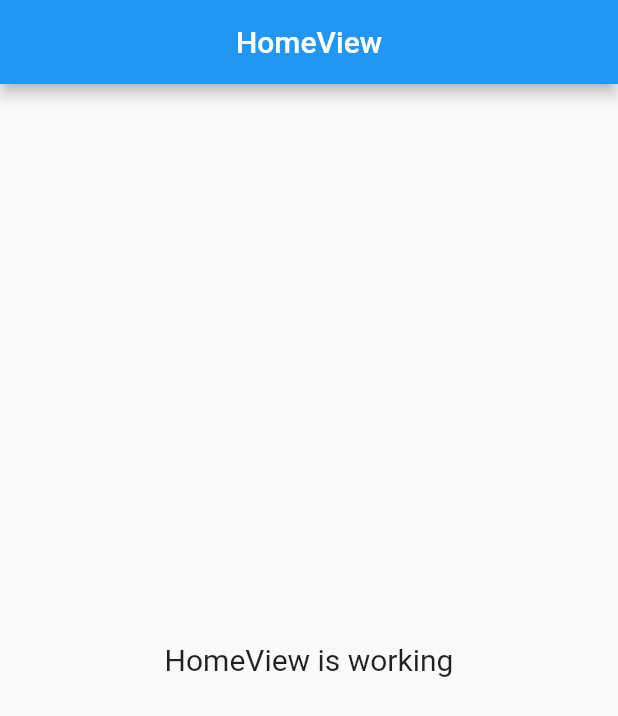
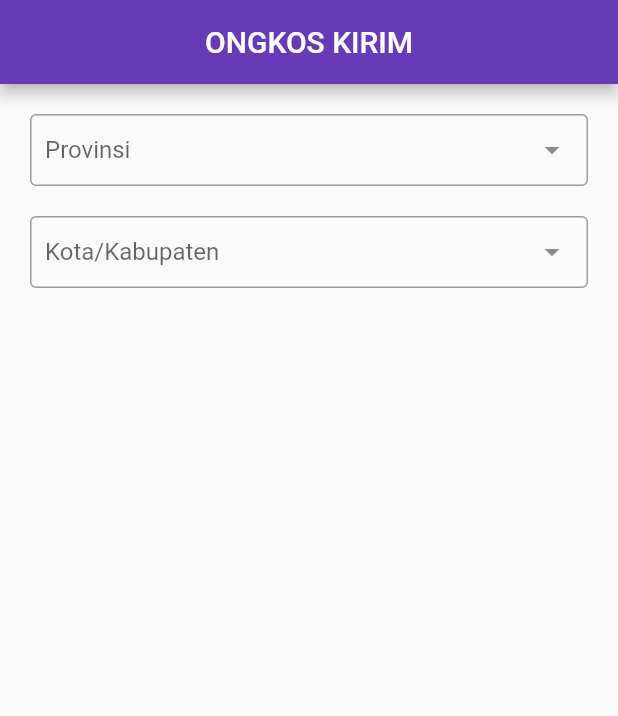
Before and after one commit to MichelleSetiyanti/Flutter-Cek-Ongkir-App, a Flutter app: the screen it shows after launch, on a phone screen of 412 x 824 dp. Shown: the top 716 px of the screen. Run offline on Flutter 3.47's test engine with Material 2 defaults, Android fonts, the phone set to English and light mode, and no system bars; drawn by our look-alikes of dropdown_search; our stand-ins replace dio, get.

Commit message:
Study case ongkos kirim

```diff
--- /dev/null
+++ b/assets/models/province.json
@@ -0,0 +1,4 @@
+{
+    "province_id": "12",
+    "province": "Kalimantan Barat"
+}
--- /dev/null
+++ b/lib/app/data/models/city_model.dart
@@ -0,0 +1,44 @@
+class City {
+  String? cityId;
+  String? provinceId;
+  String? province;
+  String? type;
+  String? cityName;
+  String? postalCode;
+
+  City(
+      {this.cityId,
+      this.provinceId,
+      this.province,
+      this.type,
+      this.cityName,
+      this.postalCode});
+
+  City.fromJson(Map<String, dynamic> json) {
+    cityId = json['city_id'];
+    provinceId = json['province_id'];
+    province = json['province'];
+    type = json['type'];
+    cityName = json['city_name'];
+    postalCode = json['postal_code'];
+  }
+
+  Map<String, dynamic> toJson() {
+    final data = <String, dynamic>{};
+    data['city_id'] = cityId;
+    data['province_id'] = provinceId;
+    data['province'] = province;
+    data['type'] = type;
+    data['city_name'] = cityName;
+    data['postal_code'] = postalCode;
+    return data;
+  }
+
+  static List<City> fromJsonList(List? data) {
+    if (data == null || data.length == 0) return [];
+    return data.map((e) => City.fromJson(e)).toList();
+  }
+
+  @override
+  String toString() => cityName!;
+}
--- /dev/null
+++ b/lib/app/data/models/province_model.dart
@@ -0,0 +1,26 @@
+class Province {
+  String? provinceId;
+  String? province;
+
+  Province({this.provinceId, this.province});
+
+  Province.fromJson(Map<String, dynamic> json) {
+    provinceId = json['province_id'];
+    province = json['province'];
+  }
+
+  Map<String, dynamic> toJson() {
+    final data = <String, dynamic>{};
+    data['province_id'] = provinceId;
+    data['province'] = province;
+    return data;
+  }
+
+  static List<Province> fromJsonList(List? data) {
+    if (data == null || data.length == 0) return [];
+    return data.map((e) => Province.fromJson(e)).toList();
+  }
+
+  @override
+  String toString() => province!;
+}
--- a/lib/app/modules/home/controllers/home_controller.dart
+++ b/lib/app/modules/home/controllers/home_controller.dart
@@ -1,20 +1,8 @@
 import 'package:get/get.dart';
 
 class HomeController extends GetxController {
-  //TODO: Implement HomeController
-
-  final count = 0.obs;
-  @override
-  void onInit() {
-    super.onInit();
-  }
-
-  @override
-  void onReady() {
-    super.onReady();
-  }
-
-  @override
-  void onClose() {}
-  void increment() => count.value++;
+  RxString provAsalId = "0".obs;
+  RxString cityAsalId = "0".obs;
+  RxString provTujuanId = "0".obs;
+  RxString cityTujuanId = "0".obs;
 }
--- a/lib/app/modules/home/views/home_view.dart
+++ b/lib/app/modules/home/views/home_view.dart
@@ -3,20 +3,95 @@ import 'package:flutter/material.dart';
 import 'package:get/get.dart';
 
 import '../controllers/home_controller.dart';
+import 'package:dropdown_search/dropdown_search.dart';
+import '../../../data/models/province_model.dart';
+import '../../../data/models/city_model.dart';
+import 'package:dio/dio.dart';
 
 class HomeView extends GetView<HomeController> {
   @override
   Widget build(BuildContext context) {
     return Scaffold(
       appBar: AppBar(
-        title: Text('HomeView'),
+        title: Text('ONGKOS KIRIM'),
+        backgroundColor: Colors.deepPurple,
         centerTitle: true,
       ),
-      body: Center(
-        child: Text(
-          'HomeView is working',
-          style: TextStyle(fontSize: 20),
-        ),
+      body: ListView(
+        padding: EdgeInsets.all(20),
+        children: [
+          DropdownSearch<Province>(
+            dropdownDecoratorProps: DropDownDecoratorProps(
+              dropdownSearchDecoration: InputDecoration(
+                labelText: "Provinsi",
+                contentPadding: EdgeInsets.symmetric(
+                  vertical: 10,
+                  horizontal: 10,
+                ),
+                border: OutlineInputBorder(),
+              ),
+            ),
+            onChanged: (value) =>
+                controller.provAsalId.value = value?.provinceId ?? "0",
+            // dropdownBuilder: (context, selectedItem) => ListTile(
+            //   title: Text(
+            //       selectedItem?["province"].toString() ?? "Belum Pilih data"),
+            // ),
+            popupProps: PopupProps.menu(
+              showSearchBox: true,
+              itemBuilder: (context, item, isSelected) => ListTile(
+                title: Text("${item.province}"),
+              ),
+            ),
+            asyncItems: (String filter) async {
+              var response = await Dio().get(
+                "https://api.rajaongkir.com/starter/province",
+                queryParameters: {"key": "5c1a41d60074756b308ad9635d893c76"},
+              );
+              // print(response.data["rajaongkir"]["results"]);
+              var models =
+                  Province.fromJsonList(response.data["rajaongkir"]["results"]);
+              return models;
+            },
+          ),
+          SizedBox(
+            height: 20,
+          ),
+          DropdownSearch<City>(
+            dropdownDecoratorProps: DropDownDecoratorProps(
+              dropdownSearchDecoration: InputDecoration(
+                labelText: "Kota/Kabupaten",
+                contentPadding: EdgeInsets.symmetric(
+                  vertical: 10,
+                  horizontal: 10,
+                ),
+                border: OutlineInputBorder(),
+              ),
+            ),
+            // dropdownBuilder: (context, selectedItem) => ListTile(
+            //   title: Text(
+            //       selectedItem?["province"].toString() ?? "Belum Pilih data"),
+            // ),
+            popupProps: PopupProps.menu(
+              showSearchBox: true,
+              itemBuilder: (context, item, isSelected) => ListTile(
+                title: Text("${item.type} ${item.cityName}"),
+              ),
+            ),
+            onChanged: (value) =>
+                controller.cityAsalId.value = value?.cityId ?? "0",
+            asyncItems: (String filter) async {
+              var response = await Dio().get(
+                "https://api.rajaongkir.com/starter/city?province=${controller.provAsalId}",
+                queryParameters: {"key": "5c1a41d60074756b308ad9635d893c76"},
+              );
+              // print(response.data["rajaongkir"]["results"]);
+              var models =
+                  City.fromJsonList(response.data["rajaongkir"]["results"]);
+              return models;
+            },
+          ),
+        ],
       ),
     );
   }
--- a/pubspec.yaml
+++ b/pubspec.yaml
@@ -7,9 +7,11 @@ environment:
 
 dependencies:
   cupertino_icons: ^1.0.2
-  get: 4.6.5
+  dio: ^4.0.6
+  dropdown_search: ^5.0.2
   flutter:
     sdk: flutter
+  get: 4.6.5
 
 dev_dependencies:
   flutter_lints: ^2.0.0
```
Also changed, not shown: assets/models/city.json (added, +8 -0 lines), lib/app/data/providers/city_provider.dart (added, +22 -0 lines), lib/app/data/providers/province_provider.dart (added, +24 -0 lines), pubspec.lock.
